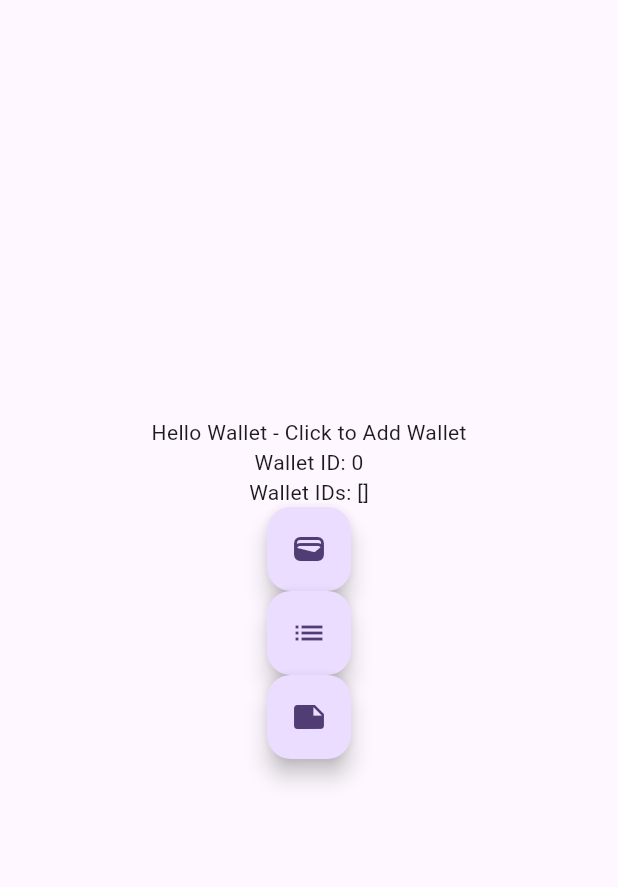
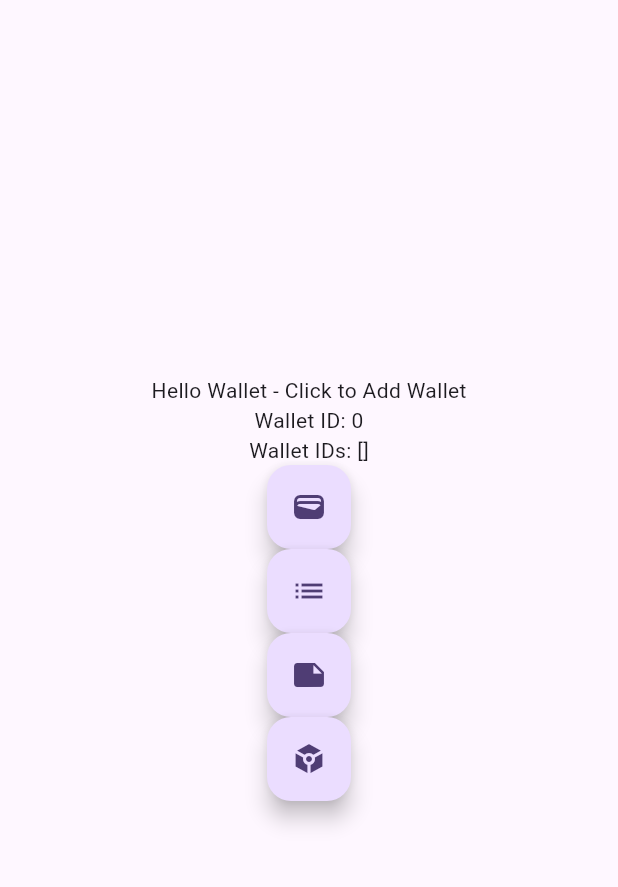
Before and after one commit to zupzup/ffi_test_app, a Flutter app: the screen it shows after launch, after a tap on the "wallet" icon, on a phone screen of 412 x 824 dp, the part 84-971 px from its top. Run offline on Flutter 3.47's test engine with Material 3 defaults, Android fonts, the phone set to English and light mode, and no system bars; missing offline and left inert: wallet_ffi.

```diff
--- a/lib/main.dart
+++ b/lib/main.dart
@@ -11,7 +11,7 @@ void main() async {
     logLevel: "debug",
     jobIntervalSecs: BigInt.from(10),
     jobInitialDelaySecs: BigInt.from(5),
-    defaultMintUrl: "https://mint.wildcat0.clowder1.minibill.tech",
+    defaultMintUrl: "https://wildcat-dev-docker.minibill.tech",
   );
   debugPrint('Rust init');
   await RustLib.init();
@@ -28,7 +28,7 @@ void main() async {
 
 Future<String> getDatabaseDir() async {
   final dir = await getApplicationSupportDirectory();
-  final dbPath = '${dir.path}/wallet-data_4.db';
+  final dbPath = '${dir.path}/wallet-data_6.db';
 
   // Ensure folder exists
   await dir.create(recursive: true);
@@ -94,6 +94,29 @@ class _MyHomePageState extends State<MyHomePage> {
     super.dispose();
   }
 
+  Future<void> _payByToken() async {
+    try {
+      debugPrint('Calling pay by token');
+      final req = WalletPreparePaymentByTokenRequest(
+        walletId: _walletId,
+        amount: BigInt.from(100),
+        unit: "sat",
+        description: "hi",
+      );
+      final prep = await walletPreparePayByToken(req: req);
+      debugPrint('PREP BY TOKEN CALLED, RES: ${prep.paymentSummary.requestId}');
+      final payReq = WalletPaymentByTokenRequest(
+        rid: prep.paymentSummary.requestId,
+      );
+      final res = await walletPayByToken(req: payReq);
+      debugPrint('GOT TOKEN, RES: ${res.token}');
+    } on WalletError catch (e) {
+      debugPrint('Error, ${e.msg}, ${e.kind}');
+    } catch (e, st) {
+      debugPrint('Unexpected error: $e\n$st');
+    }
+  }
+
   Future<void> _getWalletIds() async {
     try {
       debugPrint('Calling Get Wallet ids');
@@ -124,13 +147,13 @@ class _MyHomePageState extends State<MyHomePage> {
 
   Future<void> _addWallet() async {
     try {
-      final req = AddWalletRequest(
+      final req = RestoreWalletRequest(
         mnemonic:
-            "voice hotel dance cinnamon casino federal unhappy enrich legend forum aunt slam",
+            "royal scheme canoe flame sell jewel valve citizen deal patch stereo walk",
       );
 
       debugPrint('Calling Add Wallet');
-      final res = await walletAdd(req: req);
+      final res = await walletRestore(req: req);
       debugPrint('ADD WALLET CALLED, WALLET ID: ${res.walletId}');
       setState(() {
         _walletId = res.walletId;
@@ -203,6 +226,11 @@ class _MyHomePageState extends State<MyHomePage> {
               tooltip: 'NAME',
               child: const Icon(Icons.note),
             ),
+            FloatingActionButton(
+              onPressed: _payByToken,
+              tooltip: 'TOKEN',
+              child: const Icon(Icons.token),
+            ),
           ],
         ),
       ),
```
